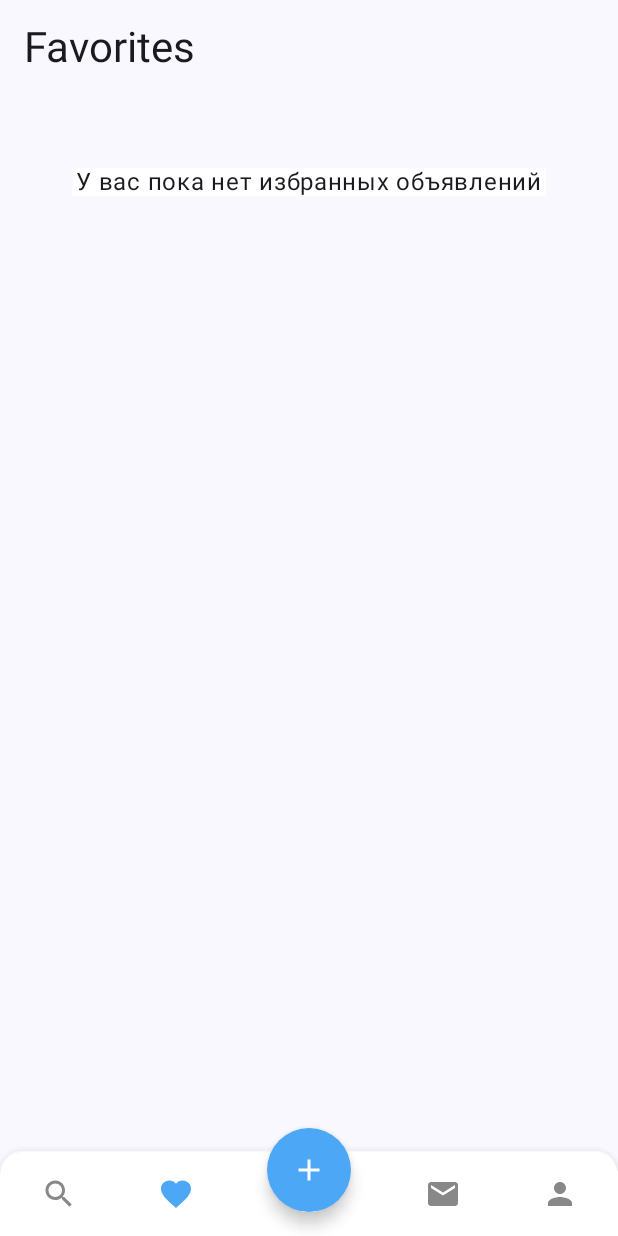
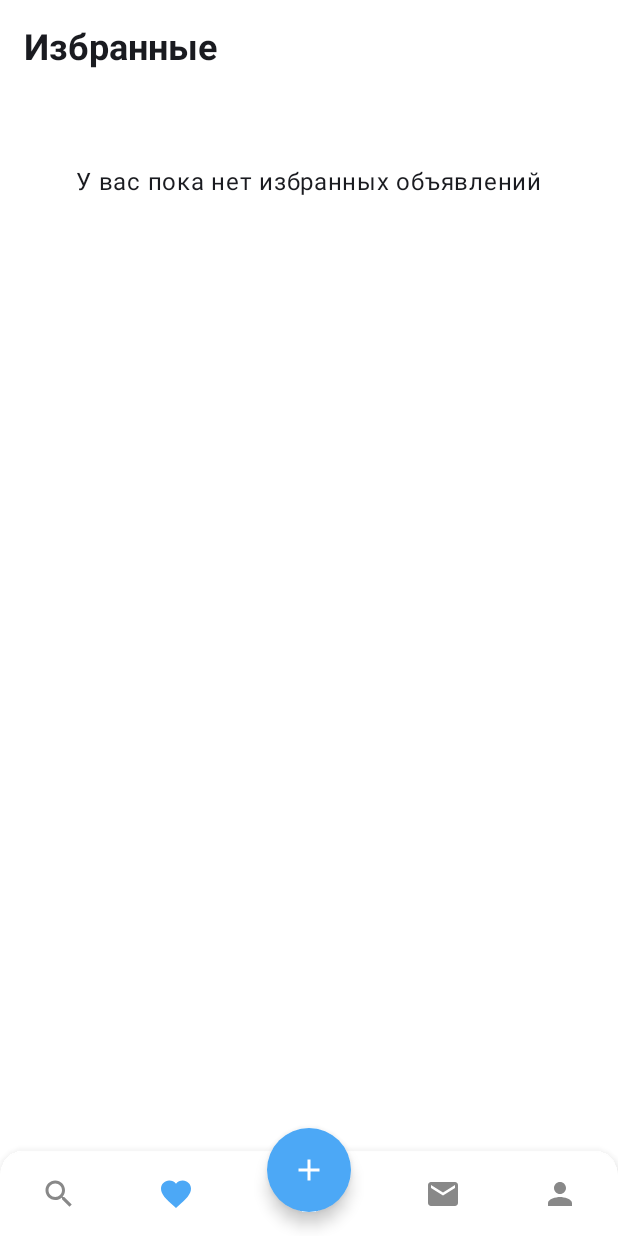
Before and after one commit to simadimonyan/avito-fork-app, an Android app built with Jetpack Compose: the screen it shows after launch (MainActivity), item 2 of the bottom bar chosen, on a phone screen of 412 x 824 dp. Run offline under Robolectric (Android 15) with nearby library versions, the phone set to English and light mode, and no system bars; our stand-ins replace Dagger/Hilt's generated code; libraries missing offline, so code that uses them is left out: com.yandex.mapkit, ru.dimagor555.avito; 11 statements that could not run were skipped.

Commit message:
+ favorites ui changes

```diff
--- a/app/src/main/java/samaryanin/avitofork/feature/favorites/ui/FavoritesScreen.kt
+++ b/app/src/main/java/samaryanin/avitofork/feature/favorites/ui/FavoritesScreen.kt
@@ -11,6 +11,7 @@ import androidx.compose.material3.MaterialTheme
 import androidx.compose.material3.Scaffold
 import androidx.compose.material3.Text
 import androidx.compose.material3.TopAppBar
+import androidx.compose.material3.TopAppBarDefaults
 import androidx.compose.material3.pulltorefresh.PullToRefreshBox
 import androidx.compose.material3.pulltorefresh.rememberPullToRefreshState
 import androidx.compose.runtime.Composable
@@ -19,6 +20,7 @@ import androidx.compose.runtime.collectAsState
 import androidx.compose.runtime.getValue
 import androidx.compose.runtime.rememberCoroutineScope
 import androidx.compose.ui.Modifier
+import androidx.compose.ui.graphics.Color
 import androidx.compose.ui.unit.dp
 import androidx.hilt.navigation.compose.hiltViewModel
 import androidx.navigation.NavHostController
@@ -26,6 +28,7 @@ import kotlinx.coroutines.launch
 import samaryanin.avitofork.feature.favorites.ui.components.EmptyFavoritesMessage
 import samaryanin.avitofork.feature.favorites.ui.components.FavoriteAdCard
 import samaryanin.avitofork.feature.favorites.ui.state.FavoritesScreenViewModel
+import samaryanin.avitofork.shared.ui.components.utils.text.AppTextTitle
 
 @Composable
 fun FavoritesScreen(
@@ -57,9 +60,13 @@ fun FavoritesScreenContent(globalNavController: NavHostController) {
         Scaffold(
             topBar = {
                 TopAppBar(
-                    title = { Text("Favorites", style = MaterialTheme.typography.headlineMedium) }
+                    colors = TopAppBarDefaults.topAppBarColors(containerColor = Color.Transparent),
+                    title = {
+                        AppTextTitle("Избранные")
+                    }
                 )
-            }
+            },
+            containerColor = Color.White
         ) { padding ->
             LazyColumn(
                 modifier = Modifier
```
